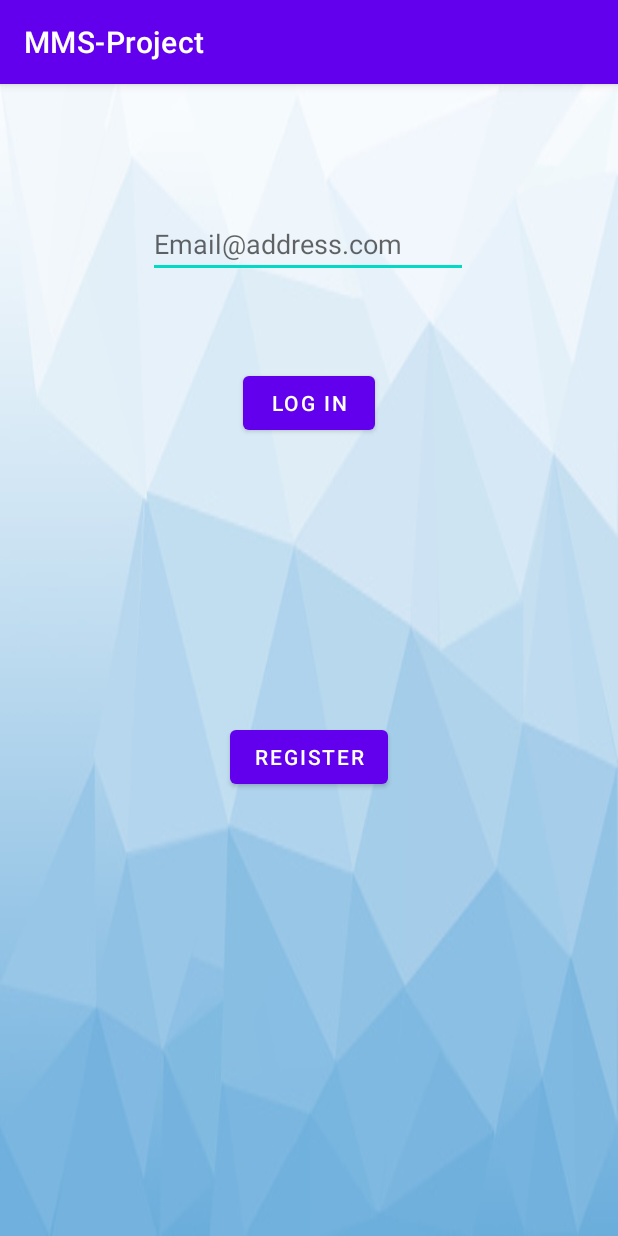
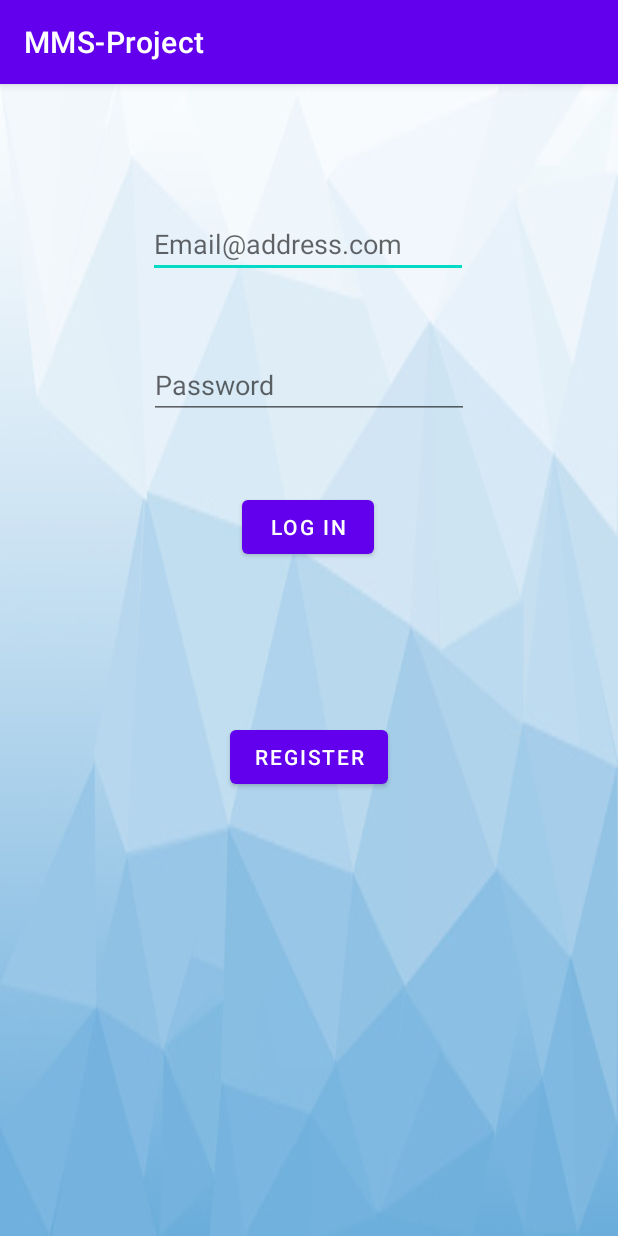
Before and after one commit to JasperDell/MMS-project, an Android app: the loginForm screen opened directly, with no data from a screen before it, on a phone screen of 412 x 824 dp. Run offline under Robolectric (Android 15) with nearby library versions, the phone set to English and light mode, and no system bars; our stand-ins replace Firebase (no records; nobody signed in at launch, a user with empty details on screens opened directly).

Commit message:
changes to login

```diff
--- a/app/src/main/AndroidManifest.xml
+++ b/app/src/main/AndroidManifest.xml
@@ -15,6 +15,9 @@
         android:theme="@style/Theme.MMSProject">
         <activity
             android:name=".data.registerForm"
+            android:exported="false" />
+        <activity
+            android:name=".registerForm"
             android:exported="false" />
         <activity
             android:name=".map_activity"
@@ -38,7 +41,7 @@
 
         <meta-data
             android:name="com.google.android.geo.API_KEY"
-            android:value="API_KEY" />
+            android:value="AIzaSyDYWBxywNVjU0kejluC9S3brPlfglVfu1w" />
     </application>
 
 </manifest>
--- a/app/src/main/res/layout/activity_login_form.xml
+++ b/app/src/main/res/layout/activity_login_form.xml
@@ -25,12 +25,14 @@
         android:id="@+id/sendLogin"
         android:layout_width="wrap_content"
         android:layout_height="wrap_content"
+        android:onClick="logInSend"
         android:text="Log In"
-        android:onClick="logInSend"
         app:layout_constraintBottom_toTopOf="@+id/sendRegister"
         app:layout_constraintEnd_toEndOf="parent"
+        app:layout_constraintHorizontal_bias="0.498"
         app:layout_constraintStart_toStartOf="parent"
-        app:layout_constraintTop_toTopOf="parent" />
+        app:layout_constraintTop_toTopOf="parent"
+        app:layout_constraintVertical_bias="0.721" />
 
     <Button
         android:id="@+id/sendRegister"
@@ -43,4 +45,16 @@
         app:layout_constraintStart_toStartOf="parent"
         app:layout_constraintTop_toBottomOf="@+id/textEmail" />
 
+    <EditText
+        android:id="@+id/textPassword"
+        android:layout_width="wrap_content"
+        android:layout_height="wrap_content"
+        android:ems="10"
+        android:inputType="textPassword"
+        android:hint="Password"
+        app:layout_constraintBottom_toTopOf="@+id/sendLogin"
+        app:layout_constraintEnd_toEndOf="parent"
+        app:layout_constraintStart_toStartOf="parent"
+        app:layout_constraintTop_toBottomOf="@+id/textEmail" />
+
 </androidx.constraintlayout.widget.ConstraintLayout>
--- a/app/src/main/res/layout/activity_register_form.xml
+++ b/app/src/main/res/layout/activity_register_form.xml
@@ -5,7 +5,7 @@
     android:layout_width="match_parent"
     android:layout_height="match_parent"
     android:background="@drawable/login_back"
-    tools:context=".loginForm">
+    tools:context=".registerForm">
 
     <EditText
         android:id="@+id/textFirstName"
@@ -83,7 +83,7 @@
         android:layout_marginTop="16dp"
         android:ems="10"
         android:inputType="date"
-        android:hint="Birthday (DD/MM/YYYY)"
+        android:hint="Birthday (DD-MM-YYYY)"
         app:layout_constraintBottom_toBottomOf="parent"
         app:layout_constraintEnd_toEndOf="parent"
         app:layout_constraintHorizontal_bias="0.134"
```
Also changed, not shown: app/src/main/java/com/example/mms_project/loginForm.java (+30 -17 lines), app/src/main/java/com/example/mms_project/registerForm.java (+45 -1 lines).
